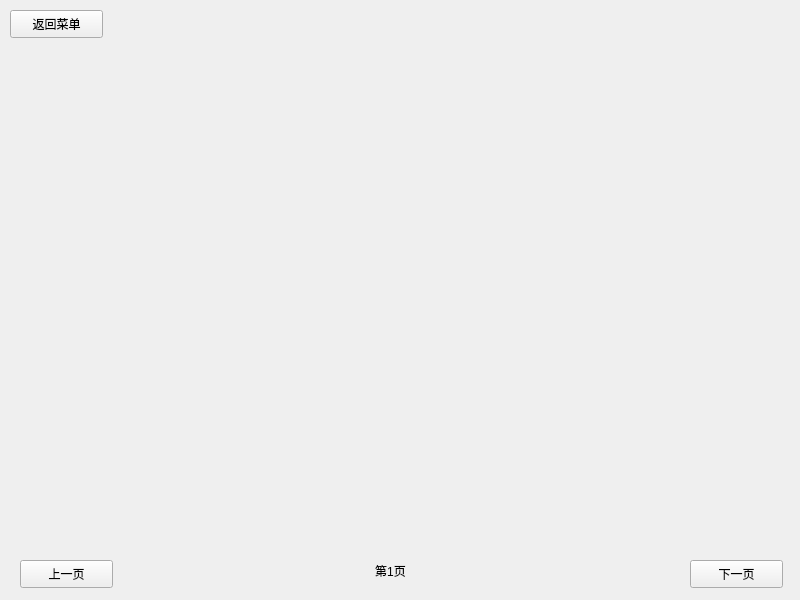
BruceZhang404/WhatToEat, file tujian.ui: the form before one commit.
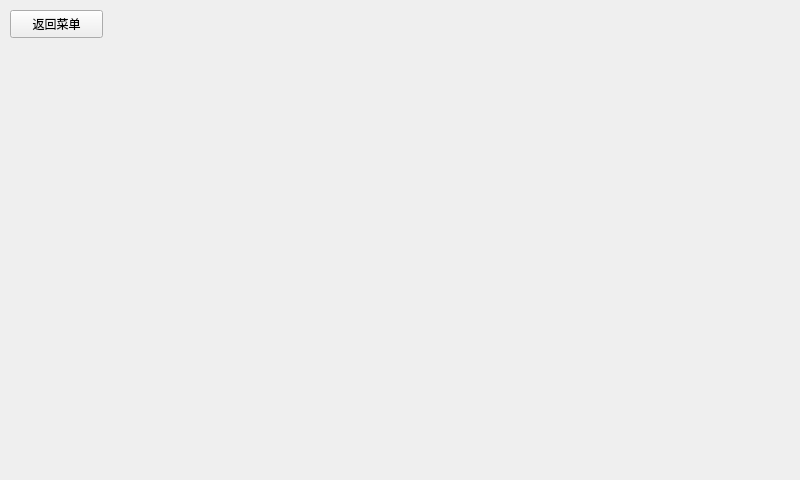
The form after the commit.

The edit to the form file:
```diff
--- a/tujian.ui
+++ b/tujian.ui
@@ -7,19 +7,19 @@
     <x>0</x>
     <y>0</y>
     <width>800</width>
-    <height>600</height>
+    <height>480</height>
    </rect>
   </property>
   <property name="minimumSize">
    <size>
     <width>800</width>
-    <height>600</height>
+    <height>480</height>
    </size>
   </property>
   <property name="maximumSize">
    <size>
     <width>800</width>
-    <height>600</height>
+    <height>480</height>
    </size>
   </property>
   <property name="windowTitle">
```
